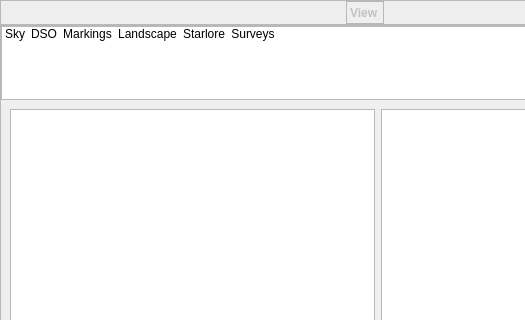
This is src/gui/viewDialog.ui in Stellarium/stellarium as Qt 5 draws it before an edit; both pictures show x 0 to 525 and y 0 to 320 of the 755 by 703 pixel window. The edited form follows.
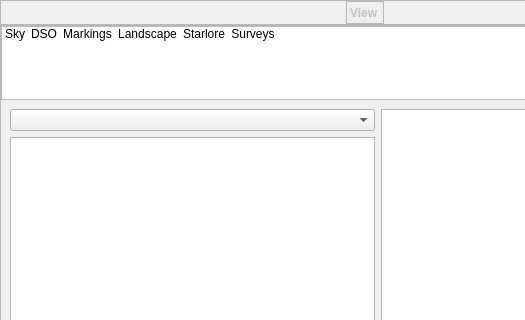
This is the edited form. Icons and pictures are not drawn. Custom widgets are drawn as their Qt base class.

Commit message:
Hips: group the surveys by types
For the moment we only consider deep sky and solar system surveys ('dss'
and 'sol').

I need to fix some of the data.stellarium.org surveys to specify the type
property.

What changed in the file:
```diff
--- a/src/gui/viewDialog.ui
+++ b/src/gui/viewDialog.ui
@@ -3508,10 +3508,13 @@
         </widget>
         <widget class="QWidget" name="page_surveys">
          <layout class="QGridLayout" name="gridLayout_21">
-          <item row="0" column="0">
+          <item row="1" column="0">
            <widget class="QListWidget" name="surveysListWidget"/>
           </item>
-          <item row="0" column="1">
+          <item row="0" column="0">
+           <widget class="QComboBox" name="surveyTypeComboBox"/>
+          </item>
+          <item row="0" column="1" rowspan="2">
            <widget class="QTextBrowser" name="surveysTextBrowser"/>
           </item>
          </layout>
```
Left out of the diff: 4 changed lines with no effect on the pictures. The commit also changes 1 other file.
